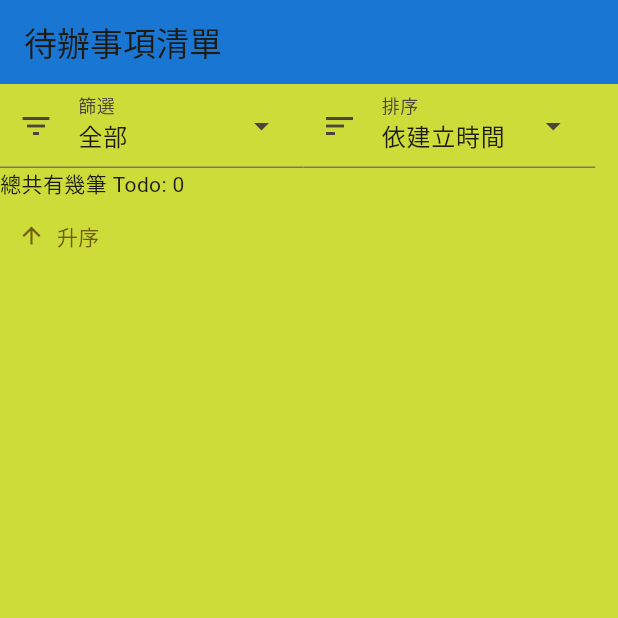
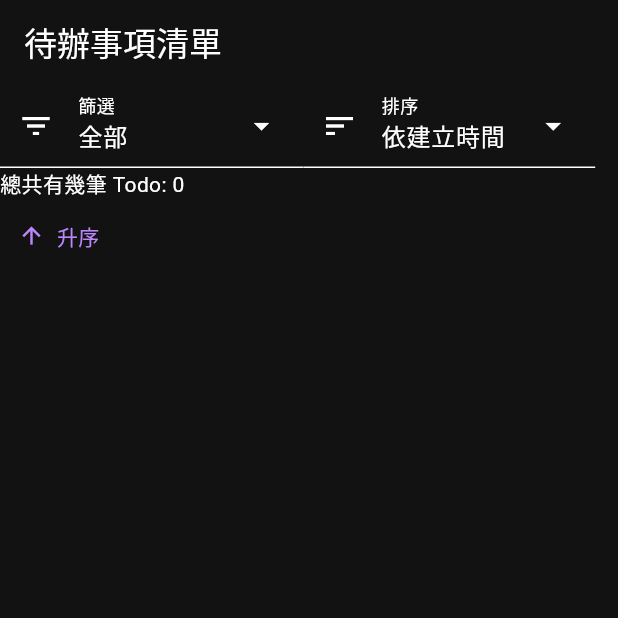
Before and after one commit to Sayoko123f/lab_flutter, a Flutter app: the screen it shows after launch, on a phone screen of 412 x 824 dp, the top half of it. Run offline on Flutter 3.47's test engine with Material 3 defaults, Android fonts, the phone set to English and light mode, and no system bars; our stand-ins replace go_router; network calls fail.

```diff
--- a/lib/main.dart
+++ b/lib/main.dart
@@ -23,7 +23,7 @@ class MyApp extends StatelessWidget {
       child: MaterialApp.router(
         title: 'Flutter Demo',
         theme: ThemeData(
-          colorScheme: ColorScheme.fromSeed(seedColor: Colors.amberAccent),
+          colorScheme: const ColorScheme.dark(),
           useMaterial3: true,
         ),
         routerConfig: router,
--- a/lib/mods/todo/todo.screen.dart
+++ b/lib/mods/todo/todo.screen.dart
@@ -14,10 +14,10 @@ class TodoScreen extends StatelessWidget {
     return Scaffold(
       appBar: AppBar(
         title: const Text('待辦事項清單'),
-        backgroundColor: Theme.of(context).primaryColorDark,
+        backgroundColor: Theme.of(context).appBarTheme.backgroundColor,
       ),
       body: Container(
-        color: Colors.lime,
+        color: Theme.of(context).canvasColor,
         child: Column(
           crossAxisAlignment: CrossAxisAlignment.start,
           children: [
@@ -90,7 +90,8 @@ class TodoItem extends StatelessWidget {
         ),
         subtitle: Text(
             '建立於 ${DateFormat('yyyy-MM-dd HH:mm:ss').format(item.createdAt)}\n修改於 ${DateFormat('yyyy-MM-dd HH:mm:ss').format(item.updatedAt)}',
-            maxLines: 2),
+            maxLines: 2,
+            style: TextStyle(color: Theme.of(context).hintColor)),
         isThreeLine: true,
         onTap: () {
           context.go('/todo/${item.id}');
```
Also changed, not shown: lib/mods/todo/todo.detail.dart (+45 -10 lines).
